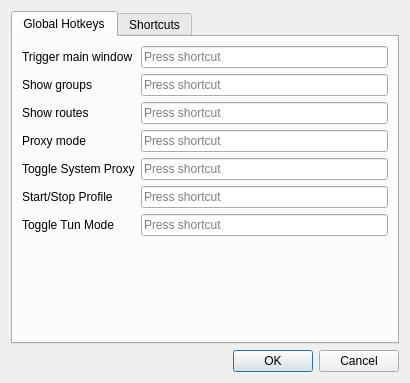
The window that include/ui/setting/dialog_integration.ui (tergride/poros) describes before a commit, drawn with Qt 5.
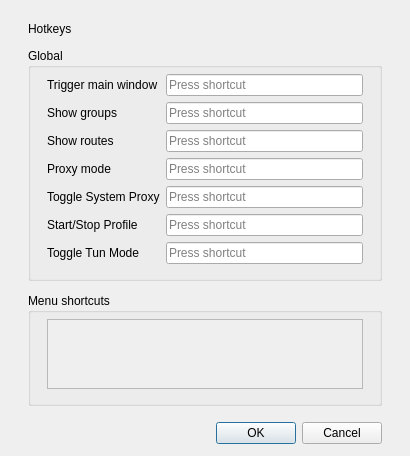
The same window after the commit. Custom widgets are drawn as their Qt base class.

Diff of the .ui file:
```diff
--- a/include/ui/setting/dialog_integration.ui
+++ b/include/ui/setting/dialog_integration.ui
@@ -14,15 +14,53 @@
    <string>Integration Settings</string>
   </property>
   <layout class="QVBoxLayout" name="verticalLayout">
-   <item>
-    <widget class="QTabWidget" name="tabWidget">
-     <property name="currentIndex">
+   <property name="leftMargin">
       <number>0</number>
      </property>
-     <widget class="QWidget" name="tab">
-      <attribute name="title">
-       <string>Global Hotkeys</string>
-      </attribute>
+   <property name="topMargin">
+    <number>0</number>
+   </property>
+   <property name="rightMargin">
+    <number>0</number>
+   </property>
+   <property name="bottomMargin">
+    <number>0</number>
+   </property>
+   <property name="spacing">
+    <number>0</number>
+   </property>
+   <item>
+    <layout class="QVBoxLayout" name="column_hotkeys" stretch="0,0,1">
+     <property name="leftMargin">
+      <number>28</number>
+     </property>
+     <property name="topMargin">
+      <number>22</number>
+     </property>
+     <property name="rightMargin">
+      <number>28</number>
+     </property>
+     <property name="bottomMargin">
+      <number>16</number>
+     </property>
+     <property name="spacing">
+      <number>12</number>
+     </property>
+     <item>
+      <widget class="QLabel" name="title_hotkeys">
+       <property name="text">
+        <string>Hotkeys</string>
+       </property>
+       <property name="role" stdset="false">
+        <string notr="true">sectionTitle</string>
+       </property>
+      </widget>
+     </item>
+     <item>
+      <widget class="QGroupBox" name="global_box">
+       <property name="title">
+        <string>Global</string>
+       </property>
       <layout class="QFormLayout" name="formLayout">
        <item row="0" column="0">
         <widget class="QLabel" name="label">
@@ -113,15 +151,41 @@
         </widget>
        </item>
        <item row="6" column="1">
-        <widget class="QtExtKeySequenceEdit" name="toggle_tun"/>
-       </item>
-      </layout>
-     </widget>
-     <widget class="QWidget" name="tab_2">
-      <attribute name="title">
-       <string>Shortcuts</string>
-      </attribute>
-      <layout class="QHBoxLayout" name="horizontalLayout">
+         <widget class="QtExtKeySequenceEdit" name="toggle_tun" />
+        </item>
+        <property name="leftMargin">
+         <number>16</number>
+        </property>
+        <property name="topMargin">
+         <number>6</number>
+        </property>
+        <property name="rightMargin">
+         <number>16</number>
+        </property>
+        <property name="bottomMargin">
+         <number>14</number>
+        </property>
+       </layout>
+      </widget>
+     </item>
+     <item>
+      <widget class="QGroupBox" name="menu_box">
+       <property name="title">
+        <string>Menu shortcuts</string>
+       </property>
+       <layout class="QVBoxLayout" name="menu_layout">
+        <property name="leftMargin">
+         <number>16</number>
+        </property>
+        <property name="topMargin">
+         <number>6</number>
+        </property>
+        <property name="rightMargin">
+         <number>16</number>
+        </property>
+        <property name="bottomMargin">
+         <number>14</number>
+        </property>
        <item>
         <widget class="QScrollArea" name="shortcut_area">
          <property name="horizontalScrollBarPolicy">
@@ -144,8 +208,23 @@
        </item>
       </layout>
      </widget>
-    </widget>
-   </item>
+     </item>
+    </layout>
+   </item>
+   <item>
+    <layout class="QVBoxLayout" name="outer">
+     <property name="leftMargin">
+      <number>28</number>
+     </property>
+     <property name="topMargin">
+      <number>0</number>
+     </property>
+     <property name="rightMargin">
+      <number>28</number>
+     </property>
+     <property name="bottomMargin">
+      <number>12</number>
+     </property>
    <item>
     <widget class="QDialogButtonBox" name="buttonBox">
      <property name="focusPolicy">
@@ -157,6 +236,8 @@
     </widget>
    </item>
   </layout>
+   </item>
+  </layout>
  </widget>
  <customwidgets>
   <customwidget>
```
Left out of the diff: 17 changed lines with no effect on the pictures. Lines whose indentation alone changed are shown as unchanged.
